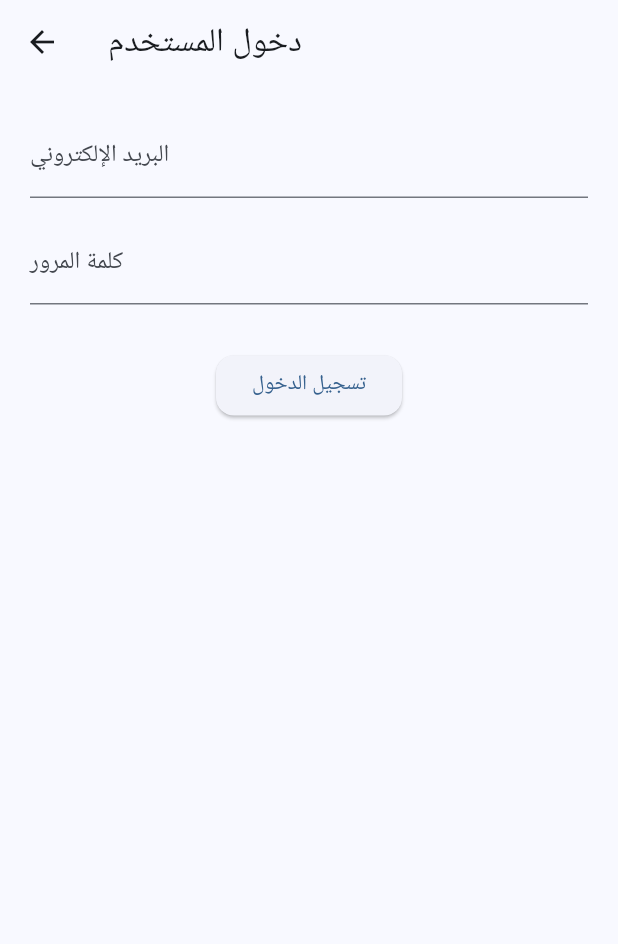
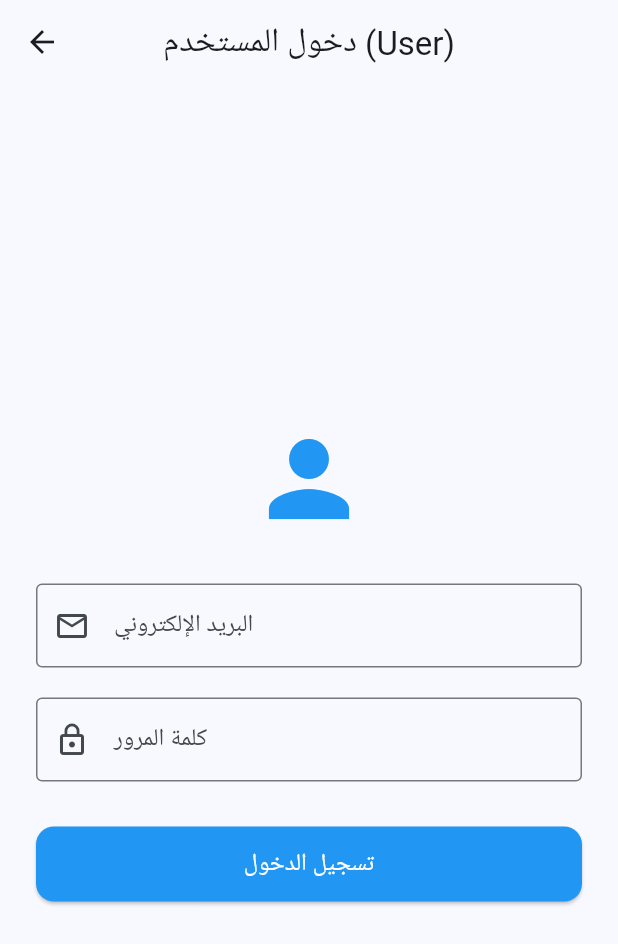
Before and after one commit to manarmahmoud81/help_desk_app, a Flutter app: the screen it shows after launch, after a tap on "واجهة المستخدم (User)", on a phone screen of 412 x 824 dp. Shown: the top 944 px of the screen. Run offline on Flutter 3.47's test engine with Material 3 defaults, Android fonts, the phone set to English and light mode, and no system bars; our stand-ins replace get_storage, image_picker, supabase_flutter; accounts and stored records are empty.

Commit message:
Add logon screen.

```diff
--- a/lib/login_screen.dart
+++ b/lib/login_screen.dart
@@ -1,6 +1,6 @@
 import 'package:flutter/material.dart';
 import 'package:supabase_flutter/supabase_flutter.dart';
-import 'package:help_desk/main.dart';
+import 'package:help_desk/main.dart'; // التأكد من الوصول لمتغير الـ supabase المعرف في main
 import 'package:help_desk/AdminDashboard.dart';
 import 'package:help_desk/add_complaint_screen.dart';
 
@@ -18,46 +18,143 @@ class _LoginScreenState extends State<LoginScreen> {
   bool _isLoading = false;
 
   Future<void> _handleLogin() async {
+    // التأكد من إدخال البيانات
+    if (_emailController.text.isEmpty || _passwordController.text.isEmpty) {
+      ScaffoldMessenger.of(context).showSnackBar(
+        const SnackBar(content: Text("يرجى إدخال البريد الإلكتروني وكلمة المرور")),
+      );
+      return;
+    }
+
     setState(() => _isLoading = true);
     try {
+      // 1. محاولة تسجيل الدخول عبر Supabase Auth
       final response = await supabase.auth.signInWithPassword(
         email: _emailController.text.trim(),
         password: _passwordController.text.trim(),
       );
 
-      if (response.user != null && mounted) {
-        // التوجيه بناءً على الدور الذي اختاره في البداية
+      if (response.user != null) {
+        // 2. جلب رتبة المستخدم (Role) من جدول profiles الذي أنشأتيه في سوبابيز
+        final userData = await supabase
+            .from('profiles')
+            .select('role')
+            .eq('id', response.user!.id)
+            .single();
+
+        String actualRole = userData['role']; // ستكون إما 'admin' أو 'user'
+
+        if (mounted) {
+          // 3. التحقق من تطابق الرتبة مع الواجهة المختارة
+
+          // إذا كان المستخدم أدمن واختار واجهة الأدمن
+          if (widget.isAdminRole && actualRole == 'admin') {
             Navigator.pushAndRemoveUntil(
               context,
-          MaterialPageRoute(
-            builder: (context) => widget.isAdminRole ? const AdminDashboard() : const AddComplaintScreen(),
-          ),
+              MaterialPageRoute(builder: (context) => const AdminDashboard()),
                   (route) => false,
             );
           }
+          // إذا كان المستخدم عادي واختار واجهة المستخدم
+          else if (!widget.isAdminRole && actualRole == 'user') {
+            Navigator.pushAndRemoveUntil(
+              context,
+              MaterialPageRoute(builder: (context) => const AddComplaintScreen()),
+                  (route) => false,
+            );
+          }
+          // منع الدخول في حال عدم تطابق الرتبة (حماية الواجهات)
+          else {
+            await supabase.auth.signOut(); // تسجيل الخروج فوراً للحماية
+            ScaffoldMessenger.of(context).showSnackBar(
+              const SnackBar(content: Text("عذراً، ليس لديك صلاحية الوصول لهذه الواجهة!")),
+            );
+          }
+        }
+      }
+    } on AuthException catch (e) {
+      // التعامل مع أخطاء تسجيل الدخول (مثل Invalid credentials)
+      ScaffoldMessenger.of(context).showSnackBar(
+        SnackBar(content: Text("خطأ في الدخول: ${e.message}")),
+      );
     } catch (e) {
-      ScaffoldMessenger.of(context).showSnackBar(SnackBar(content: Text("خطأ في الدخول: $e")));
+      ScaffoldMessenger.of(context).showSnackBar(
+        const SnackBar(content: Text("حدث خطأ غير متوقع، تأكد من اتصالك بالإنترنت")),
+      );
     } finally {
-      setState(() => _isLoading = false);
+      if (mounted) setState(() => _isLoading = false);
     }
+  }
+
+  @override
+  void dispose() {
+    _emailController.dispose();
+    _passwordController.dispose();
+    super.dispose();
   }
 
   @override
   Widget build(BuildContext context) {
     return Scaffold(
-      appBar: AppBar(title: Text(widget.isAdminRole ? "دخول المسؤول" : "دخول المستخدم")),
-      body: Padding(
-        padding: const EdgeInsets.all(20.0),
+      appBar: AppBar(
+        title: Text(widget.isAdminRole ? "دخول المسؤول (Admin)" : "دخول المستخدم (User)"),
+        centerTitle: true,
+      ),
+      body: Center(
+        child: SingleChildScrollView(
+          padding: const EdgeInsets.all(24.0),
           child: Column(
+            mainAxisAlignment: MainAxisAlignment.center,
             children: [
-            TextField(controller: _emailController, decoration: const InputDecoration(labelText: "البريد الإلكتروني")),
-            const SizedBox(height: 15),
-            TextField(controller: _passwordController, obscureText: true, decoration: const InputDecoration(labelText: "كلمة المرور")),
+              // أيقونة توضيحية بناءً على الدور
+              Icon(
+                widget.isAdminRole ? Icons.admin_panel_settings : Icons.person,
+                size: 80,
+                color: Colors.blue,
+              ),
               const SizedBox(height: 30),
+
+              // حقل البريد الإلكتروني
+              TextField(
+                controller: _emailController,
+                keyboardType: TextInputType.emailAddress,
+                decoration: const InputDecoration(
+                  labelText: "البريد الإلكتروني",
+                  prefixIcon: Icon(Icons.email_outlined),
+                  border: OutlineInputBorder(),
+                ),
+              ),
+              const SizedBox(height: 20),
+
+              // حقل كلمة المرور
+              TextField(
+                controller: _passwordController,
+                obscureText: true,
+                decoration: const InputDecoration(
+                  labelText: "كلمة المرور",
+                  prefixIcon: Icon(Icons.lock_outline),
+                  border: OutlineInputBorder(),
+                ),
+              ),
+              const SizedBox(height: 30),
+
+              // زر تسجيل الدخول أو مؤشر التحميل
               _isLoading
                   ? const CircularProgressIndicator()
-                : ElevatedButton(onPressed: _handleLogin, child: const Text("تسجيل الدخول")),
+                  : SizedBox(
+                width: double.infinity,
+                height: 50,
+                child: ElevatedButton(
+                  onPressed: _handleLogin,
+                  style: ElevatedButton.styleFrom(
+                    backgroundColor: Colors.blue,
+                    foregroundColor: Colors.white,
+                  ),
+                  child: const Text("تسجيل الدخول", style: TextStyle(fontSize: 16)),
+                ),
+              ),
             ],
+          ),
         ),
       ),
     );
```
Lines whose indentation alone changed are shown as unchanged.
